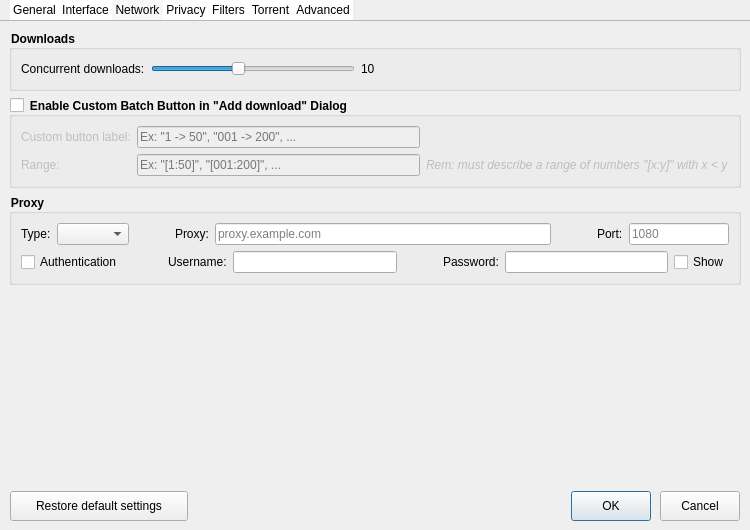
Old version of the form src/dialogs/preferencedialog.ui in the repository setvisible/ArrowDL.
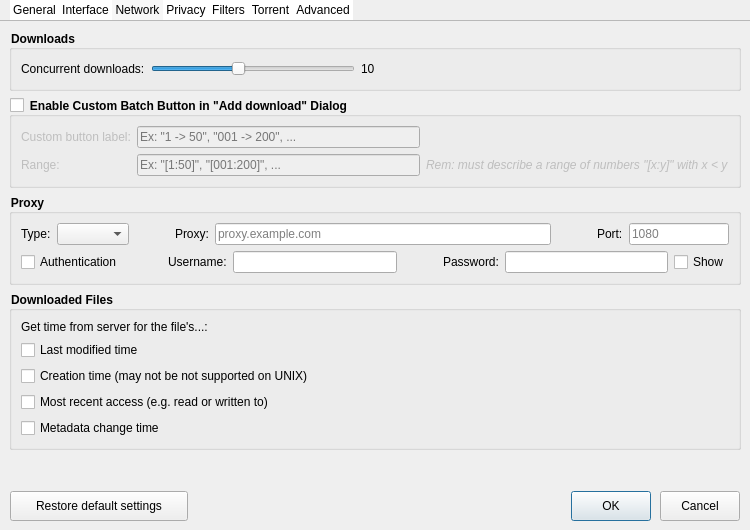
New version of the form. The open tabs and pages were chosen to show the change. Icons and pictures are not drawn. Custom widgets are drawn as their Qt base class.

Commit message: [Engine] Add option to use remote 'Last Modified' time

```diff
--- a/src/dialogs/preferencedialog.ui
+++ b/src/dialogs/preferencedialog.ui
@@ -698,6 +698,50 @@
          </layout>
         </widget>
        </item>
+       <item>
+        <widget class="QGroupBox" name="networkMetadataGroupBox">
+         <property name="title">
+          <string>Downloaded Files</string>
+         </property>
+         <layout class="QVBoxLayout" name="verticalLayout_24">
+          <item>
+           <widget class="QLabel" name="useRemoteLabel">
+            <property name="text">
+             <string>Get time from server for the file's...:</string>
+            </property>
+           </widget>
+          </item>
+          <item>
+           <widget class="QCheckBox" name="useRemoteLastModifiedTimeCheckBox">
+            <property name="text">
+             <string>Last modified time</string>
+            </property>
+           </widget>
+          </item>
+          <item>
+           <widget class="QCheckBox" name="useRemoteCreationTimeCheckBox">
+            <property name="text">
+             <string>Creation time (may not be not supported on UNIX)</string>
+            </property>
+           </widget>
+          </item>
+          <item>
+           <widget class="QCheckBox" name="useRemoteAccessTimeCheckBox">
+            <property name="text">
+             <string>Most recent access (e.g. read or written to)</string>
+            </property>
+           </widget>
+          </item>
+          <item>
+           <widget class="QCheckBox" name="useRemoteMetadataChangeTimeCheckBox">
+            <property name="text">
+             <string>Metadata change time</string>
+            </property>
+           </widget>
+          </item>
+         </layout>
+        </widget>
+       </item>
        <item>
         <spacer name="verticalSpacer_4">
          <property name="orientation">
```
Left out of the diff: 2 changed lines with no effect on the pictures. The commit also changes 6 other files.
